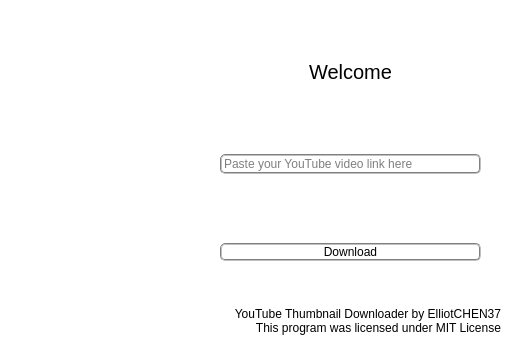
The window that ui_main.ui (ElliotCHEN37/YouTubeThumbnailDownloader) describes before a commit, drawn with Qt 5; both pictures show x 220 to 731 and y 0 to 340 of the 731 by 340 pixel window.
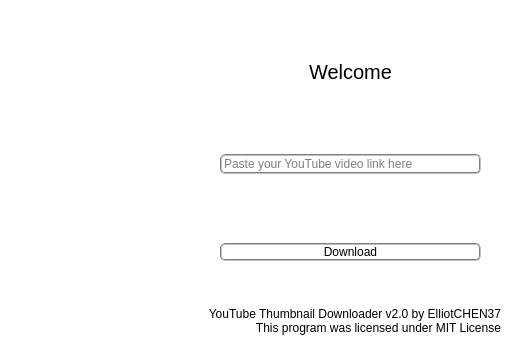
The same window after the commit. Icons and pictures are not drawn.

Patch:
```diff
--- a/ui_main.ui
+++ b/ui_main.ui
@@ -176,9 +176,9 @@
    <widget class="QLabel" name="label">
     <property name="geometry">
      <rect>
-      <x>400</x>
+      <x>370</x>
       <y>300</y>
-      <width>321</width>
+      <width>351</width>
       <height>41</height>
      </rect>
     </property>
@@ -188,7 +188,7 @@
      </font>
     </property>
     <property name="text">
-     <string>YouTube Thumbnail Downloader by ElliotCHEN37
+     <string>YouTube Thumbnail Downloader v2.0 by ElliotCHEN37
 This program was licensed under MIT License</string>
     </property>
     <property name="alignment">
```
